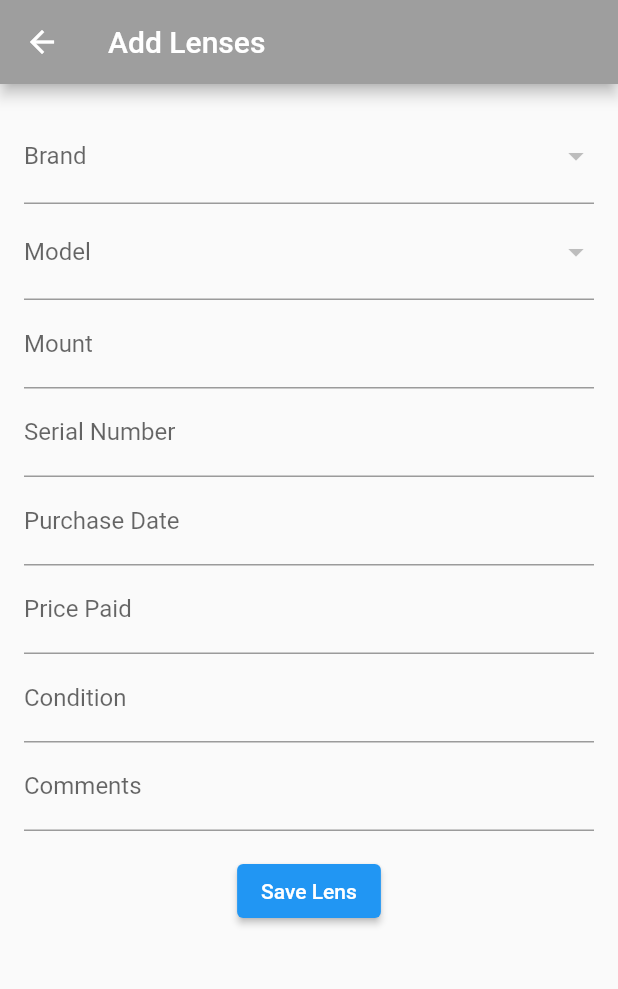
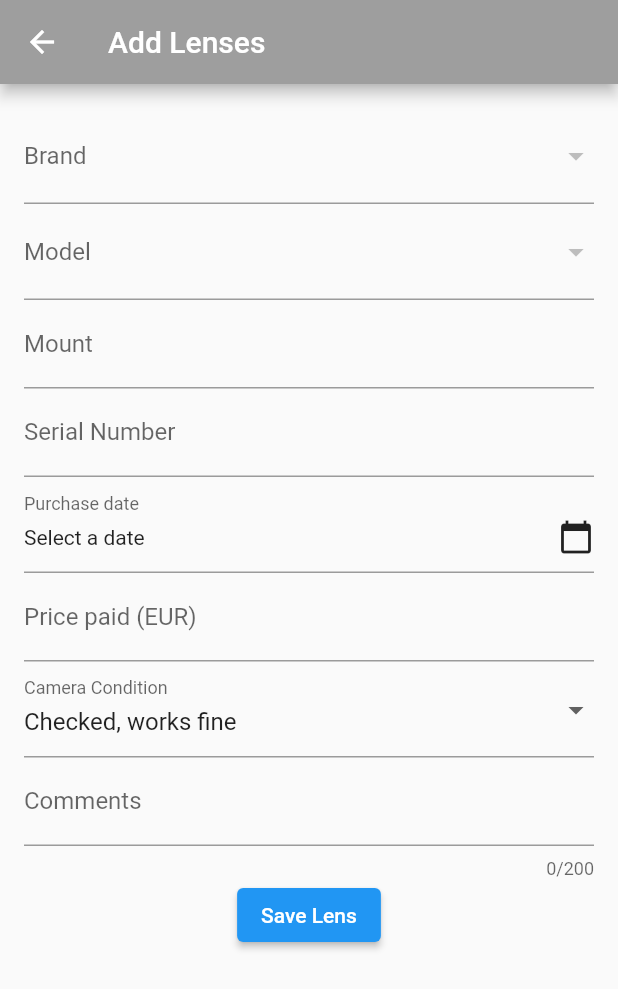
Before and after one commit to AlexGuoussatchok/analog_faith, a Flutter app: the AddLensesScreen screen opened by its route, after a tap on "Save Lens", on a phone screen of 412 x 824 dp. Shown: the top 989 px of the screen. Run offline on Flutter 3.47's test engine with Material 2 defaults, Android fonts, the phone set to English and light mode, and no system bars; our stand-ins replace sqflite; accounts and stored records are empty.

Commit message:
+ add lenses screen - data saved to db

```diff
--- /dev/null
+++ b/lib/lists/lenses_condition_list.dart
@@ -0,0 +1,8 @@
+class LensesConditions {
+  static const List<String> conditions = [
+    'Checked, works fine',
+    'Not checked',
+    'Repair needed',
+    'For parts',
+  ];
+}
--- a/lib/screens/add_lenses_screen.dart
+++ b/lib/screens/add_lenses_screen.dart
@@ -2,6 +2,8 @@ import 'package:flutter/material.dart';
 import 'package:analog_faith/database_helper/inventory_database_helper.dart';
 import 'package:sqflite/sqflite.dart';
 import 'package:path/path.dart';
+import 'package:flutter/services.dart';
+import 'package:analog_faith/lists/lenses_condition_list.dart';
 
 class AddLensesScreen extends StatefulWidget {
   const AddLensesScreen({Key? key}) : super(key: key);
@@ -30,6 +32,8 @@ class _AddLensesScreenState extends State<AddLensesScreen> {
   String selectedBrand = '';
   String selectedModel = '';
   String selectedMount = '';
+  DateTime? selectedPurchaseDate;
+  String selectedCondition = LensesConditions.conditions[0];
 
   Future<void> fetchLensBrands() async {
     final databasesPath = await getDatabasesPath();
@@ -101,6 +105,20 @@ class _AddLensesScreenState extends State<AddLensesScreen> {
     // Find and set the corresponding mount value
     selectedMount = await findMountForModel(selectedModel);
     setState(() {});
+  }
+
+  Future<void> _selectDate(BuildContext context) async {
+    final DateTime? picked = await showDatePicker(
+      context: context,
+      initialDate: selectedPurchaseDate ?? DateTime.now(),
+      firstDate: DateTime(2000),
+      lastDate: DateTime.now(),
+    );
+    if (picked != null && picked != selectedPurchaseDate) {
+      setState(() {
+        selectedPurchaseDate = picked;
+      });
+    }
   }
 
   bool isNumericKeyboard = false;
@@ -179,36 +197,77 @@ class _AddLensesScreenState extends State<AddLensesScreen> {
                   : TextInputType.text,   // Alphanumeric keyboard
             ),
 
-            TextFormField(
-              controller: purchaseDateController,
-              decoration: const InputDecoration(labelText: 'Purchase Date'),
+            InkWell(
+              onTap: () {
+                _selectDate(context); // Show date picker on tap
+              },
+              child: InputDecorator(
+                decoration: const InputDecoration(
+                  labelText: 'Purchase date',
+                ),
+                child: Row(
+                  mainAxisAlignment: MainAxisAlignment.spaceBetween,
+                  children: <Widget>[
+                    Text(
+                      selectedPurchaseDate != null
+                          ? '${selectedPurchaseDate!.year}-${selectedPurchaseDate!.month.toString().padLeft(2, '0')}-${selectedPurchaseDate!.day.toString().padLeft(2, '0')}'
+                          : 'Select a date',
+                    ),
+                    const Icon(Icons.calendar_today),
+                  ],
+                ),
+              ),
             ),
-            TextFormField(
+
+
+            TextField(
               controller: pricePaidController,
-              decoration: const InputDecoration(labelText: 'Price Paid'),
               keyboardType: TextInputType.number,
+              inputFormatters: <TextInputFormatter>[
+                FilteringTextInputFormatter.allow(RegExp(r'^\d+(\.\d{0,2})?$')),
+              ],
+              decoration: const InputDecoration(
+                labelText: 'Price paid (EUR)',
+                suffixText: 'EUR', // Display EUR as suffix
+              ),
             ),
-            TextFormField(
-              controller: conditionController,
-              decoration: const InputDecoration(labelText: 'Condition'),
+
+
+            DropdownButtonFormField<String>(
+              value: selectedCondition,
+              items: LensesConditions.conditions.map((String condition) {
+                return DropdownMenuItem<String>(
+                  value: condition,
+                  child: Text(condition),
+                );
+              }).toList(),
+              onChanged: (String? value) {
+                setState(() {
+                  selectedCondition = value!;
+                });
+              },
+              decoration: const InputDecoration(labelText: 'Camera Condition'),
             ),
-            TextFormField(
+
+            TextField(
               controller: commentsController,
+              maxLength: 200,
               decoration: const InputDecoration(labelText: 'Comments'),
-            ),
-            const SizedBox(height: 16.0), // Add spacing
+            ), // Add spacing
 
             ElevatedButton(
               onPressed: () async {
                 // Add a lens to the database
                 await databaseHelper.addLens(
-                  brandController.text,
+                  selectedBrand,
                   selectedModel, // Use the selected model
                   selectedMount, // Use the selected mount
                   serialNumberController.text,
-                  purchaseDateController.text,
+                  selectedPurchaseDate != null
+                      ? '${selectedPurchaseDate?.year}-${selectedPurchaseDate?.month.toString().padLeft(2, '0')}-${selectedPurchaseDate?.day.toString().padLeft(2, '0')}'
+                      : '', // Use the selected purchase date
                   double.tryParse(pricePaidController.text) ?? 0.0,
-                  conditionController.text,
+                  selectedCondition,
                   commentsController.text,
                 );
 
```
